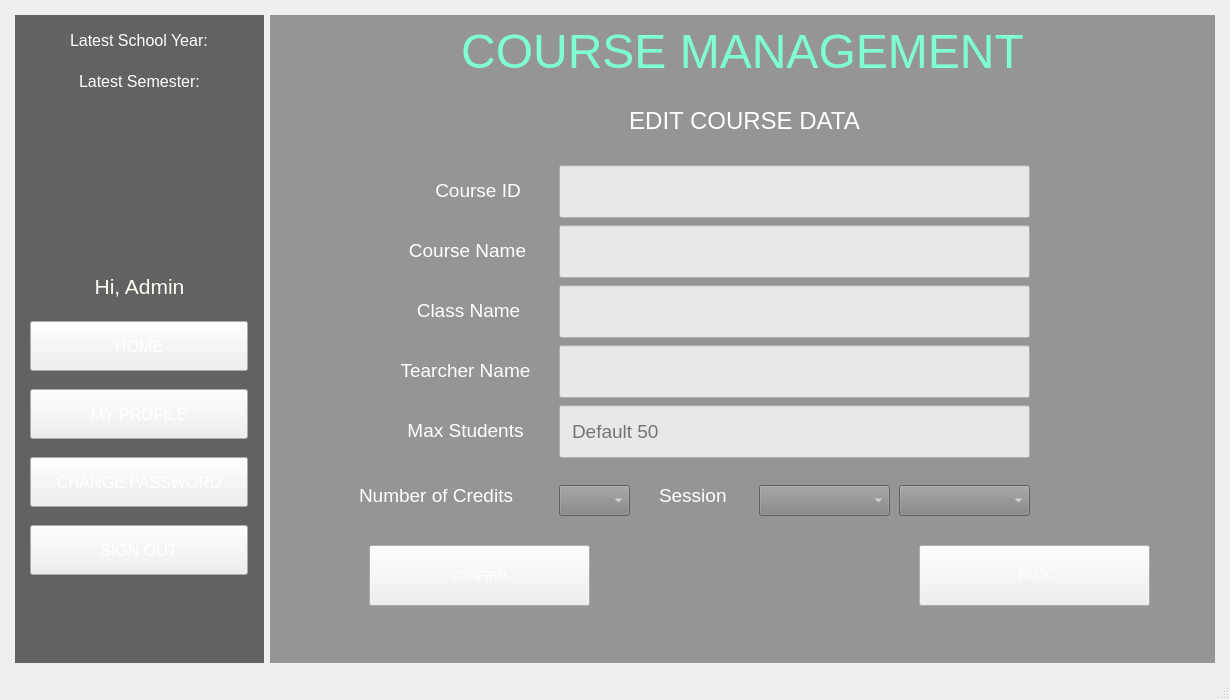
Qt form StudentManagementSystem/mainwindow.ui (BuhDuy256/Student-Management-GROUP6-KTLT-23CLC03) before a commit.
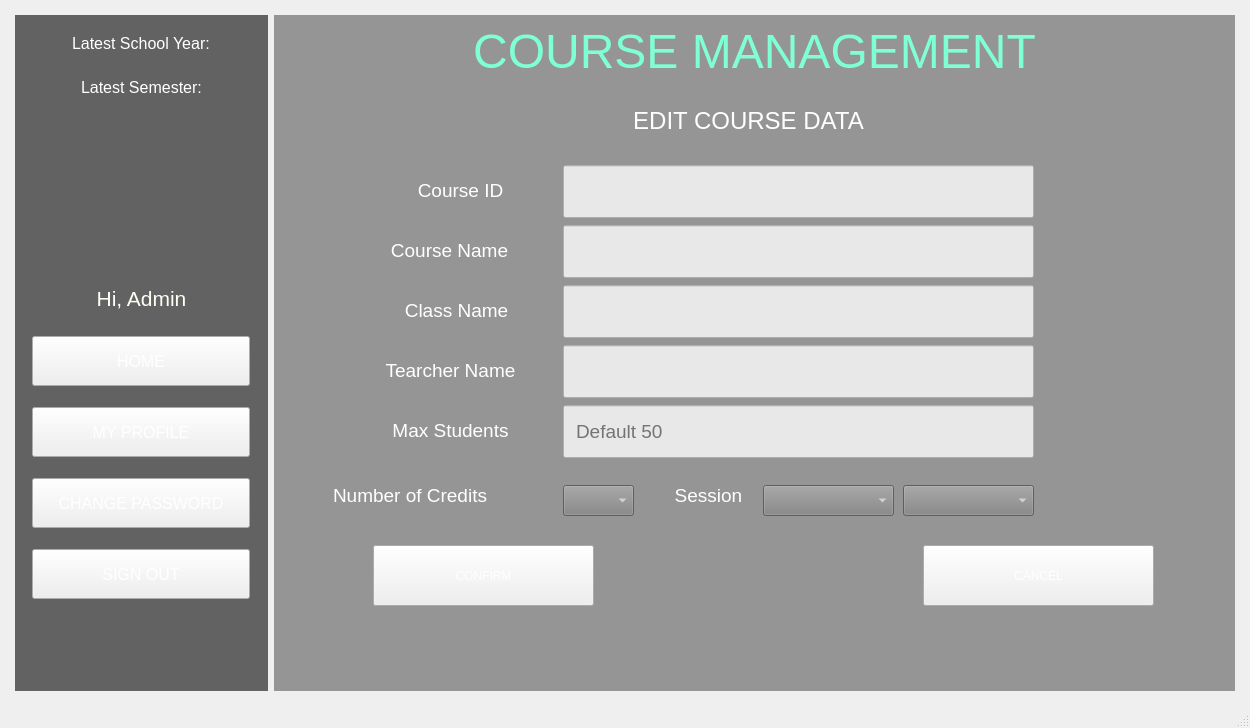
The same form after that commit. The open tabs and pages were chosen to show the change. Icons and pictures are not drawn.

Patch:
```diff
--- a/StudentManagementSystem/mainwindow.ui
+++ b/StudentManagementSystem/mainwindow.ui
@@ -6,8 +6,8 @@
    <rect>
     <x>0</x>
     <y>0</y>
-    <width>1230</width>
-    <height>700</height>
+    <width>1250</width>
+    <height>728</height>
    </rect>
   </property>
   <property name="windowTitle">
@@ -6515,9 +6515,9 @@
                <widget class="QLabel" name="lb_courseID_edit">
                 <property name="geometry">
                  <rect>
-                  <x>150</x>
+                  <x>107</x>
                   <y>90</y>
-                  <width>98</width>
+                  <width>141</width>
                   <height>31</height>
                  </rect>
                 </property>
@@ -6539,9 +6539,9 @@
                <widget class="QLabel" name="lb_numCredits_edit">
                 <property name="geometry">
                  <rect>
-                  <x>80</x>
+                  <x>50</x>
                   <y>390</y>
-                  <width>201</width>
+                  <width>231</width>
                   <height>41</height>
                  </rect>
                 </property>
@@ -6689,9 +6689,9 @@
                <widget class="QLabel" name="lb_courseName_edit">
                 <property name="geometry">
                  <rect>
-                  <x>120</x>
+                  <x>76</x>
                   <y>150</y>
-                  <width>137</width>
+                  <width>181</width>
                   <height>31</height>
                  </rect>
                 </property>
@@ -6713,9 +6713,9 @@
                <widget class="QLabel" name="lb_session_2_edit">
                 <property name="geometry">
                  <rect>
-                  <x>380</x>
+                  <x>370</x>
                   <y>390</y>
-                  <width>91</width>
+                  <width>111</width>
                   <height>41</height>
                  </rect>
                 </property>
@@ -6730,6 +6730,9 @@
                 <property name="text">
                  <string>Session</string>
                 </property>
+                <property name="alignment">
+                 <set>Qt::AlignCenter</set>
+                </property>
                </widget>
                <widget class="QLineEdit" name="txt_courseName_edit">
                 <property name="geometry">
@@ -6813,9 +6816,9 @@
                <widget class="QLabel" name="lb_maxStudents_edit">
                 <property name="geometry">
                  <rect>
-                  <x>110</x>
+                  <x>72</x>
                   <y>330</y>
-                  <width>153</width>
+                  <width>191</width>
                   <height>31</height>
                  </rect>
                 </property>
@@ -6837,9 +6840,9 @@
                <widget class="QLabel" name="lb_className_edit">
                 <property name="geometry">
                  <rect>
-                  <x>130</x>
+                  <x>98</x>
                   <y>210</y>
-                  <width>119</width>
+                  <width>151</width>
                   <height>31</height>
                  </rect>
                 </property>
@@ -6861,9 +6864,9 @@
                <widget class="QLabel" name="lb_teacherName_edit">
                 <property name="geometry">
                  <rect>
-                  <x>110</x>
+                  <x>72</x>
                   <y>270</y>
-                  <width>153</width>
+                  <width>191</width>
                   <height>31</height>
                  </rect>
                 </property>
@@ -6965,7 +6968,7 @@
                  </rect>
                 </property>
                 <property name="text">
-                 <string>BACK</string>
+                 <string>CANCEL</string>
                 </property>
                </widget>
                <widget class="QLineEdit" name="txt_teacherName_edit">
```
Left out of the diff: 2 changed lines with no effect on the pictures.
